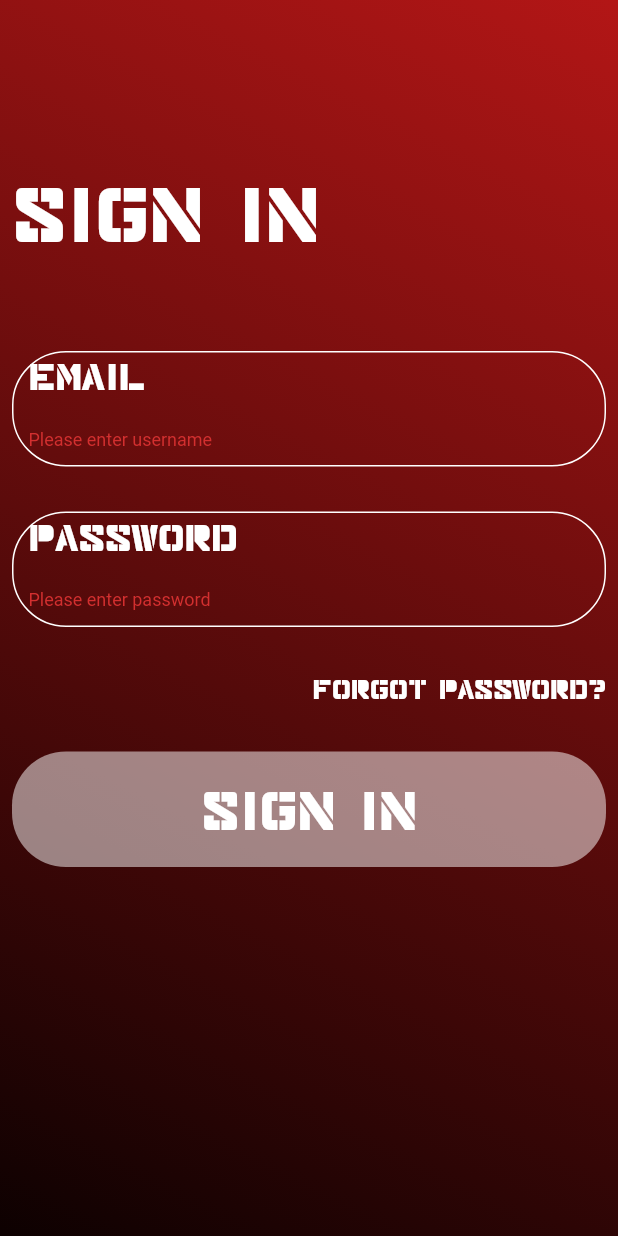
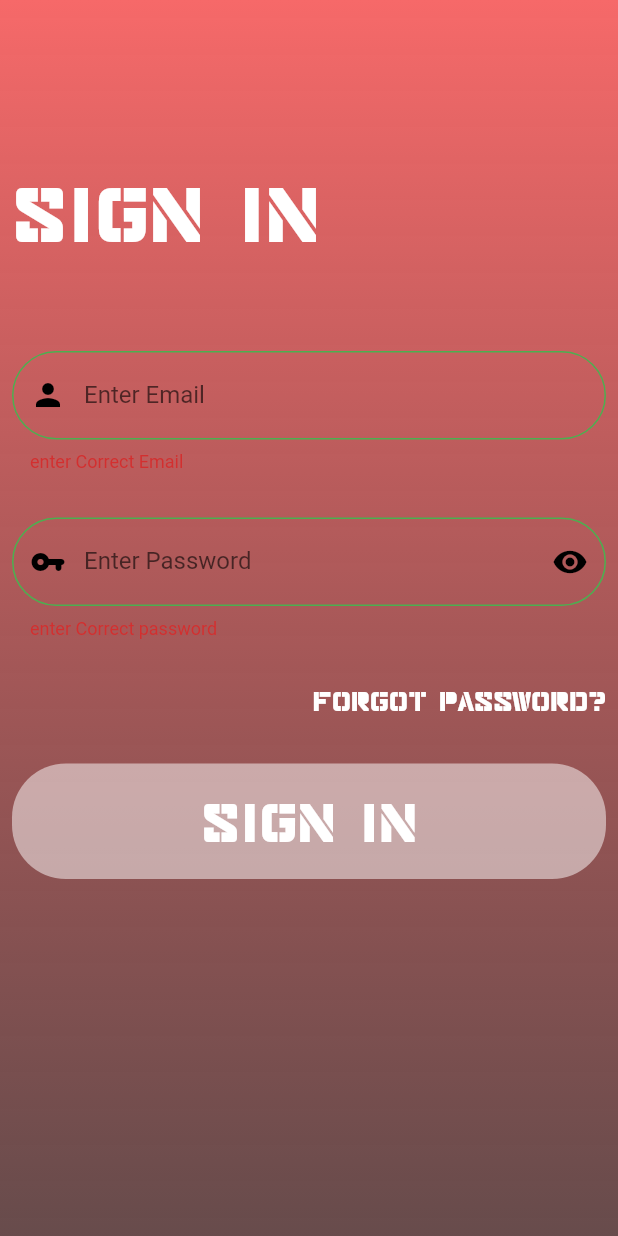
Before and after one commit to saud121/APS_user_subadmin, a Flutter app: the screen it shows after launch, after a tap on "SIGN IN", on a phone screen of 412 x 824 dp. Run offline on Flutter 3.47's test engine with Material 2 defaults, Android fonts, the phone set to English and light mode, and no system bars; our stand-ins replace fl_chart, font_awesome_flutter, get, google_fonts, table_calendar.

Commit message:
edit some components

```diff
--- a/lib/Screens/LoginScreens/LoginScreen.dart
+++ b/lib/Screens/LoginScreens/LoginScreen.dart
@@ -1,5 +1,6 @@
 import 'package:aps_super_admin/interfaces/WelcomeScreens/WelcomeScreen.dart';
 import 'package:aps_super_admin/interfaces/subadmin/subadmin.dart';
+import 'package:aps_super_admin/widgets/custom_textfield.dart';
 import 'package:flutter/material.dart';
 import 'package:get/route_manager.dart';
 import 'package:google_fonts/google_fonts.dart';
@@ -17,6 +18,7 @@ class _LoginScreenState extends State<LoginScreen> {
   final String _email = "admin";
   final String _subadmin = "subadmin";
   final String _user = "user";
+  bool isPasswordShown=true;
   final TextEditingController _emailController = TextEditingController();
   final TextEditingController _passwordController = TextEditingController();
   final _formKey = GlobalKey<FormState>();
@@ -35,23 +37,15 @@ class _LoginScreenState extends State<LoginScreen> {
 
   @override
   Widget build(BuildContext context) {
-    return GestureDetector(
-      onTap: () {
-        FocusScopeNode currentFocus = FocusScope.of(context);
-
-        if (!currentFocus.hasPrimaryFocus) {
-          currentFocus.unfocus();
-        }
-      },
-      child: Container(
+    return Container(
       decoration: BoxDecoration(
         gradient: LinearGradient(
           colors: [
-              gradientColor2,
-              gradientColor1,
+            Color.fromARGB(255, 246, 105, 105),
+            Color.fromARGB(221, 80, 48, 48)
           ],
-            begin: Alignment.topRight,
-            end: Alignment.bottomLeft,
+          begin: Alignment.topCenter,
+          end: Alignment.bottomCenter,
         ),
       ),
       child: Scaffold(
@@ -73,72 +67,110 @@ class _LoginScreenState extends State<LoginScreen> {
                         color: Colors.white),
                   ),
                   const SizedBox(height: 60),
-                    Container(
-                      height: 77,
-                      padding: EdgeInsets.all(10),
-                      decoration: BoxDecoration(
-                        border: Border.all(
-                          color: Colors.white,
-                          width: 1,
-                        ),
-                        borderRadius: BorderRadius.circular(36),
-                      ),
-                      child: TextFormField(
-                        controller: _emailController,
-                        style: GoogleFonts.robotoMono(
-                            color: Colors.white, fontSize: 20),
-                        decoration: InputDecoration(
-                          hintText: "Email",
-                          hintStyle: TextStyle(
-                              fontFamily: "Major",
-                              color: Colors.white,
-                              fontSize: 28),
-                          border: InputBorder.none,
-                        ),
-                        validator: (value) {
-                          if (value!.isEmpty) {
-                            return 'Please enter username';
-                          } else if (value != _email && value != _subadmin) {
-                            return 'Please enter valid username';
+                  // Container(
+                  //   height: 77,
+                  //   padding: EdgeInsets.all(10),
+                  //   decoration: BoxDecoration(
+                  //     border: Border.all(
+                  //       color: Colors.white,
+                  //       width: 1,
+                  //     ),
+                  //     borderRadius: BorderRadius.circular(36),
+                  //   ),
+                  //   child: TextFormField(
+                  //     controller: _emailController,
+                  //     style: GoogleFonts.robotoMono(
+                  //         color: Colors.white, fontSize: 20),
+                  //     decoration: InputDecoration(
+                  //       hintText: "Email",
+                  //       hintStyle: TextStyle(
+                  //           fontFamily: "Major",
+                  //           color: Colors.white,
+                  //           fontSize: 28),
+                  //       border: InputBorder.none,
+                  //     ),
+                  //     validator: (value) {
+                  //       if (value!.isEmpty) {
+                  //         return 'Please enter username';
+                  //       } else if (value != _email && value != _subadmin) {
+                  //         return 'Please enter valid username';
+                  //       }
+                  //       return null;
+                  //     },
+                  //   ),
+                  // ),
+                  CustomtextField(hintText: "Enter Email",
+                  prefix: Icon(Icons.person,color: Colors.black,),
+                  textInputAction: TextInputAction.next,
+                  keyboardtype: TextInputType.emailAddress,
+                  validate: (email) {
+                    if(email!.isEmpty || email.length<3 || !email.contains("@")){
+                      return "enter Correct Email";
                     }
                     return null;
                   },
                   ),
+                  SizedBox(height: 30),
+
+                 CustomtextField(
+                                    hintText: "Enter Password",
+                                    isPassword: isPasswordShown,
+                                    onsave: (password) {
+                                      // _formData['password'] = password ?? " ";
+                                    },
+                                    prefix: Icon(Icons.vpn_key_rounded,color: Colors.black,),
+                                    suffix: IconButton(
+                                      onPressed: () {
+                                        setState(() {
+                                          isPasswordShown = !isPasswordShown;
+                                        });
+                                      },
+                                      icon: isPasswordShown
+                                          ? Icon(Icons.visibility,color: Colors.black,)
+                                          : Icon(Icons.visibility_off,color: Colors.black,),
                                     ),
-                    SizedBox(height: 30),
-                    Container(
-                      height: 77,
-                      padding: EdgeInsets.all(10),
-                      decoration: BoxDecoration(
-                        border: Border.all(
-                          color: Colors.white,
-                          width: 1,
-                        ),
-                        borderRadius: BorderRadius.circular(36),
-                      ),
-                      child: TextFormField(
-                        controller: _passwordController,
-                        obscureText: true,
-                        style: GoogleFonts.robotoMono(
-                            color: Colors.white, fontSize: 20),
-                        decoration: InputDecoration(
-                          hintText: "Password",
-                          hintStyle: TextStyle(
-                              fontFamily: "Major",
-                              color: Colors.white,
-                              fontSize: 28),
-                          border: InputBorder.none,
-                        ),
-                        validator: (value) {
-                          if (value!.isEmpty) {
-                            return 'Please enter password';
-                          } else if (value != "admin123") {
-                            return 'Please enter valid password';
+                                    validate: (password) {
+                                      if (password!.isEmpty ||
+                                          password.length < 7) {
+                                        return "enter Correct password";
                                       }
                                       return null;
                                     },
                                   ),
-                    ),
+
+                  //! Container(
+                  //   height: 77,
+                  //   padding: EdgeInsets.all(10),
+                  //   decoration: BoxDecoration(
+                  //     border: Border.all(
+                  //       color: Colors.white,
+                  //       width: 1,
+                  //     ),
+                  //     borderRadius: BorderRadius.circular(36),
+                  //   ),
+                  //!  child: TextFormField(
+                  //     controller: _passwordController,
+                  //     obscureText: true,
+                  //     style: GoogleFonts.robotoMono(
+                  //         color: Colors.white, fontSize: 20),
+                  //     decoration: InputDecoration(
+                  //       hintText: "Password",
+                  //       hintStyle: TextStyle(
+                  //           fontFamily: "Major",
+                  //           color: Colors.white,
+                  //           fontSize: 28),
+                  //       border: InputBorder.none,
+                  //     ),
+                  //     validator: (value) {
+                  //       if (value!.isEmpty) {
+                  //         return 'Please enter password';
+                  //       } else if (value != "admin123") {
+                  //         return 'Please enter valid password';
+                  //       }
+                  //       return null;
+                  //     },
+                  //   ),
+                  // ),
                   SizedBox(height: 30),
                   Row(
                     mainAxisAlignment: MainAxisAlignment.end,
@@ -179,7 +211,6 @@ class _LoginScreenState extends State<LoginScreen> {
           ),
         ),
       ),
-      ),
     );
   }
 }
--- a/lib/main.dart
+++ b/lib/main.dart
@@ -14,6 +14,9 @@ class MyApp extends StatelessWidget {
     return GetMaterialApp(
       debugShowCheckedModeBanner: false,
       title: 'Flutter Demo',
+      theme: ThemeData(
+
+      ),
       home: SplashScreen(),
     );
   }
--- a/lib/widgets/custom_textfield.dart
+++ b/lib/widgets/custom_textfield.dart
@@ -1,3 +1,4 @@
+import 'package:aps_super_admin/Utils/colors.dart';
 import 'package:flutter/material.dart';
 
 class CustomtextField extends StatelessWidget {
@@ -35,20 +36,27 @@ class CustomtextField extends StatelessWidget {
         enabled: enable == true ? true : enable,
         maxLines: maxlines == null ? 1 : maxlines,
         onSaved: onsave,
+        cursorColor: Colors.black,
         focusNode: focusNode,
         textInputAction: textInputAction,
         keyboardType: keyboardtype == null ? TextInputType.name : keyboardtype,
         controller: controller,
         validator: validate,
+        style: TextStyle(color: Colors.black),
         obscureText: isPassword == false ? false : true,
         decoration: InputDecoration(
+          hintStyle: TextStyle(
+                              fontFamily: "Major",
+                              color: Colors.white,
+                              fontSize: 23),
           prefixIcon: prefix,
           suffixIcon: suffix,
           labelText: hintText ?? "Hint text...",
           focusedBorder: OutlineInputBorder(
             borderSide: BorderSide(
                 style: BorderStyle.solid,
-                color: Theme.of(context).primaryColor),
+                 color: Colors.black
+                ),
             borderRadius: BorderRadius.circular(30),
           ),
           enabledBorder: OutlineInputBorder(
@@ -62,14 +70,14 @@ class CustomtextField extends StatelessWidget {
             borderRadius: BorderRadius.circular(30),
             borderSide: BorderSide(
               style: BorderStyle.solid,
-              color: Theme.of(context).primaryColor,
+              color: Colors.white,
             ),
           ),
           errorBorder: OutlineInputBorder(
             borderRadius: BorderRadius.circular(30),
             borderSide: BorderSide(
               style: BorderStyle.solid,
-              color: Colors.red,
+              color: Colors.green,
             ),
           ),
         ));
```
Also changed, not shown: flutter_01.png (added), flutter_02.png (added), flutter_03.png (added), flutter_04.png (added). Lines whose indentation alone changed are shown as unchanged.
